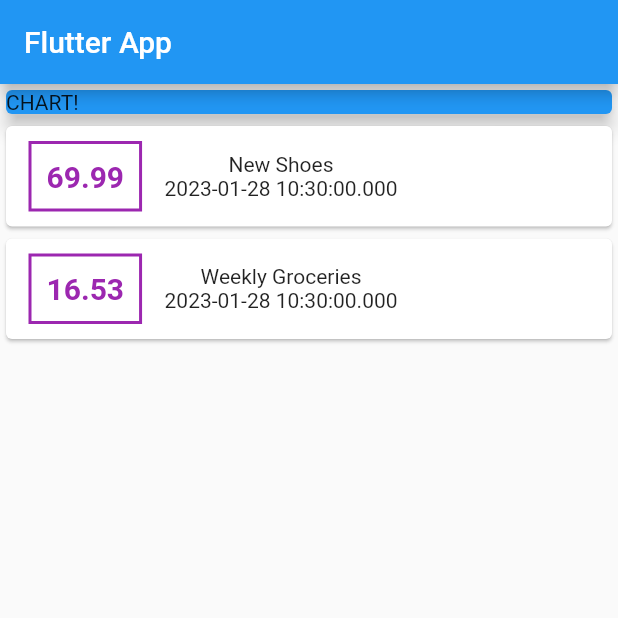
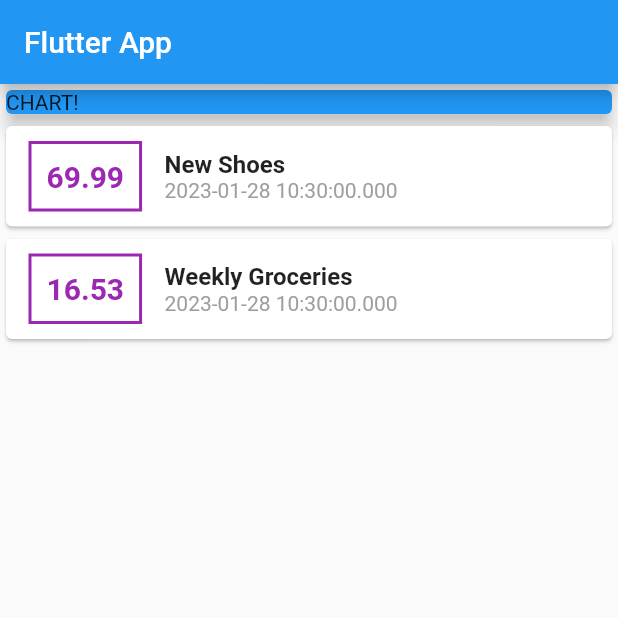
Before and after one commit to ricci1710/flutter_dart_guide, a Flutter app: the screen it shows after launch, on a phone screen of 412 x 824 dp, the top half of it. Run offline on Flutter 3.47's test engine with Material 2 defaults, Android fonts, the phone set to English and light mode, and no system bars.

Commit message:
section4: 80. More Styling

```diff
--- a/lib/section4/section4_main_app.dart
+++ b/lib/section4/section4_main_app.dart
@@ -66,9 +66,21 @@ class Section4HomePage extends StatelessWidget {
                               ),
                             ),
                             Column(
+                              crossAxisAlignment: CrossAxisAlignment.start,
                               children: [
-                                Text(tx.title),
-                                Text(tx.date.toString()),
+                                Text(
+                                  tx.title,
+                                  style: const TextStyle(
+                                    fontWeight: FontWeight.bold,
+                                    fontSize: 16,
+                                  ),
+                                ),
+                                Text(
+                                  tx.date.toString(),
+                                  style: const TextStyle(
+                                    color: Colors.grey,
+                                  ),
+                                ),
                               ],
                             ),
                           ],
```
